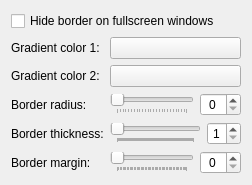
This is kcm/ui/borderglowconfigform.ui in bartekldw/borderglow as Qt 5 draws it before an edit. The edited form follows.
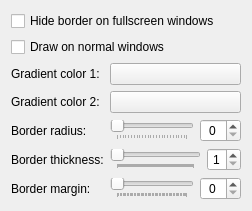
This is the edited form. Custom widgets are drawn as their Qt base class.

Commit message: Add draw on normal windows UI checbkox entry to KCM and value getter in main BorderGlow

What changed in the file:
```diff
--- a/kcm/ui/borderglowconfigform.ui
+++ b/kcm/ui/borderglowconfigform.ui
@@ -10,6 +10,13 @@
      </property>
     </widget>
    </item>
+   <item>
+    <widget class="QCheckBox" name="kcfg_DrawNormalWindows">
+     <property name="text">
+      <string>Draw on normal windows</string>
+     </property>
+    </widget>
+   </item>
    <item>
     <layout class="QFormLayout" name="colorFormLayout">
      <item row="0" column="0">
```
The commit also changes 5 other files.
